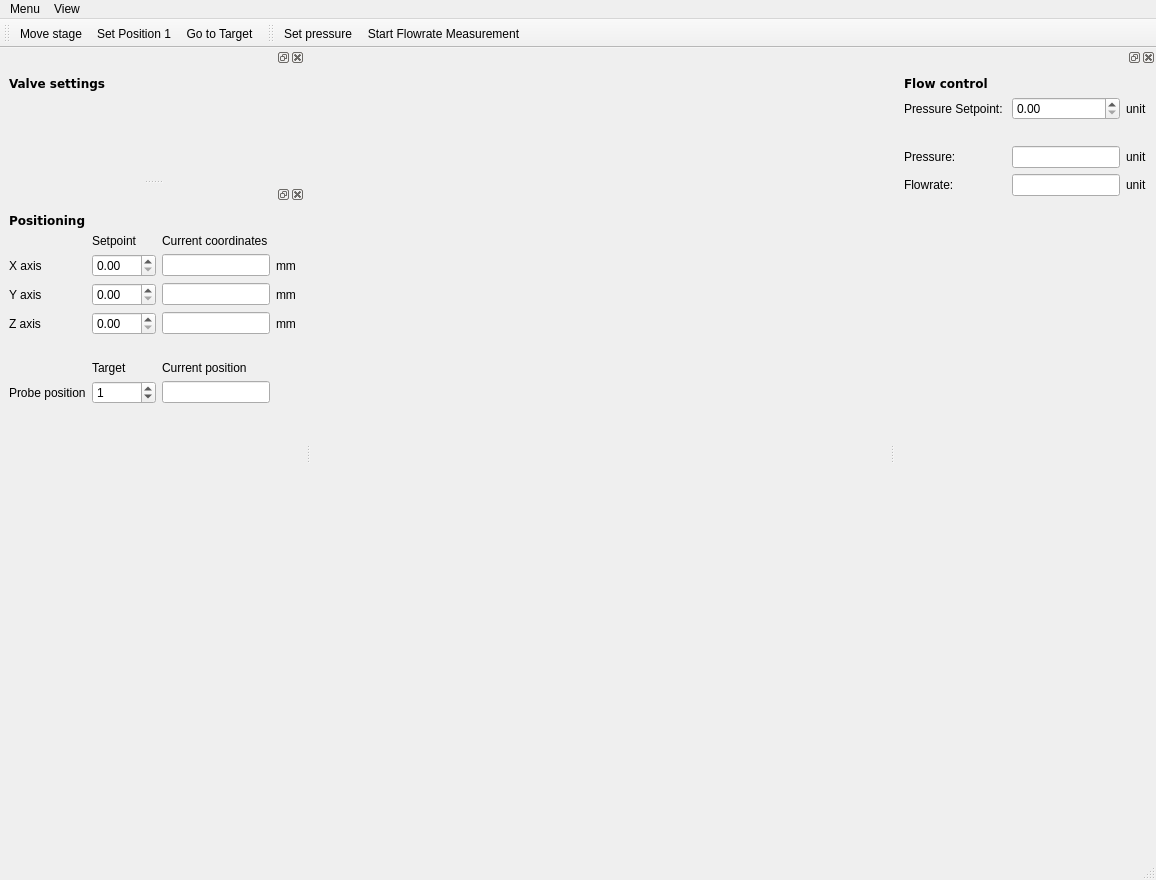
First picture: the form in gui/fluidics/ui_fluidics.ui, repository fbarho/qudi-cbs, before the edit.
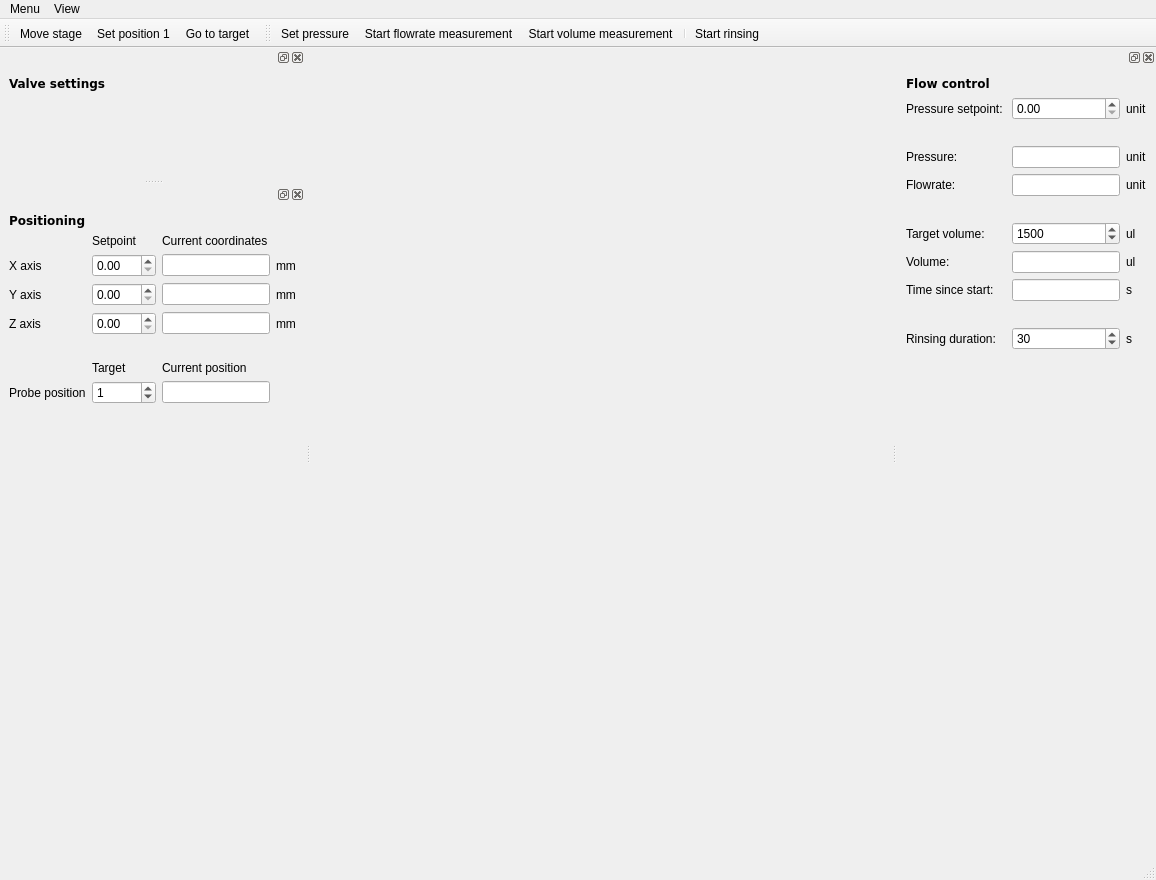
Second picture: the form after the edit.

Commit message: manual injection possible using fluidics GUI

```diff
--- a/gui/fluidics/ui_fluidics.ui
+++ b/gui/fluidics/ui_fluidics.ui
@@ -81,24 +81,37 @@
    </attribute>
    <widget class="QWidget" name="dockWidgetContents_2">
     <layout class="QGridLayout" name="gridLayout_2">
-     <item row="1" column="0" colspan="2">
-      <widget class="QLabel" name="label_12">
+     <item row="9" column="0">
+      <widget class="QLabel" name="label_4">
        <property name="text">
-        <string>Pressure Setpoint: </string>
+        <string>Time since start:</string>
        </property>
       </widget>
      </item>
-     <item row="4" column="2">
-      <widget class="QLineEdit" name="pressure_LineEdit">
+     <item row="9" column="2">
+      <widget class="QLineEdit" name="time_since_start_LineEdit">
        <property name="readOnly">
         <bool>true</bool>
        </property>
       </widget>
      </item>
-     <item row="4" column="0">
-      <widget class="QLabel" name="label_13">
+     <item row="12" column="2">
+      <spacer name="verticalSpacer_4">
+       <property name="orientation">
+        <enum>Qt::Vertical</enum>
+       </property>
+       <property name="sizeHint" stdset="0">
+        <size>
+         <width>20</width>
+         <height>40</height>
+        </size>
+       </property>
+      </spacer>
+     </item>
+     <item row="1" column="3">
+      <widget class="QLabel" name="pressure_unit_Label">
        <property name="text">
-        <string>Pressure:</string>
+        <string>unit</string>
        </property>
       </widget>
      </item>
@@ -109,40 +122,20 @@
        </property>
       </widget>
      </item>
-     <item row="1" column="2">
-      <widget class="QDoubleSpinBox" name="pressure_setpoint_DSpinBox">
-       <property name="maximum">
-        <double>50.000000000000000</double>
-       </property>
-      </widget>
-     </item>
-     <item row="1" column="3">
-      <widget class="QLabel" name="pressure_unit_Label">
+     <item row="11" column="0" colspan="2">
+      <widget class="QLabel" name="label_5">
        <property name="text">
-        <string>unit</string>
+        <string>Rinsing duration:</string>
        </property>
       </widget>
      </item>
-     <item row="4" column="3">
-      <widget class="QLabel" name="pressure_unit_Label2">
+     <item row="9" column="3">
+      <widget class="QLabel" name="time_since_start_unit_Label">
        <property name="text">
-        <string>unit</string>
+        <string>s</string>
        </property>
       </widget>
      </item>
-     <item row="6" column="2">
-      <spacer name="verticalSpacer_4">
-       <property name="orientation">
-        <enum>Qt::Vertical</enum>
-       </property>
-       <property name="sizeHint" stdset="0">
-        <size>
-         <width>20</width>
-         <height>40</height>
-        </size>
-       </property>
-      </spacer>
-     </item>
      <item row="5" column="3">
       <widget class="QLabel" name="flowrate_unit_Label">
        <property name="text">
@@ -166,13 +159,6 @@
        </property>
       </spacer>
      </item>
-     <item row="5" column="0">
-      <widget class="QLabel" name="label_14">
-       <property name="text">
-        <string>Flowrate:</string>
-       </property>
-      </widget>
-     </item>
      <item row="0" column="0">
       <widget class="QLabel" name="label_18">
        <property name="font">
@@ -187,6 +173,142 @@
        </property>
       </widget>
      </item>
+     <item row="5" column="0">
+      <widget class="QLabel" name="label_14">
+       <property name="text">
+        <string>Flowrate:</string>
+       </property>
+      </widget>
+     </item>
+     <item row="1" column="2">
+      <widget class="QDoubleSpinBox" name="pressure_setpoint_DSpinBox">
+       <property name="maximum">
+        <double>50.000000000000000</double>
+       </property>
+      </widget>
+     </item>
+     <item row="10" column="2">
+      <spacer name="verticalSpacer_6">
+       <property name="orientation">
+        <enum>Qt::Vertical</enum>
+       </property>
+       <property name="sizeType">
+        <enum>QSizePolicy::Preferred</enum>
+       </property>
+       <property name="sizeHint" stdset="0">
+        <size>
+         <width>20</width>
+         <height>20</height>
+        </size>
+       </property>
+      </spacer>
+     </item>
+     <item row="11" column="3">
+      <widget class="QLabel" name="rinsing_time_unit_Label">
+       <property name="text">
+        <string>s</string>
+       </property>
+      </widget>
+     </item>
+     <item row="8" column="3">
+      <widget class="QLabel" name="volume_unit_Label">
+       <property name="text">
+        <string>ul</string>
+       </property>
+      </widget>
+     </item>
+     <item row="4" column="3">
+      <widget class="QLabel" name="pressure_unit_Label2">
+       <property name="text">
+        <string>unit</string>
+       </property>
+      </widget>
+     </item>
+     <item row="4" column="2">
+      <widget class="QLineEdit" name="pressure_LineEdit">
+       <property name="readOnly">
+        <bool>true</bool>
+       </property>
+      </widget>
+     </item>
+     <item row="8" column="0">
+      <widget class="QLabel" name="label">
+       <property name="text">
+        <string>Volume:</string>
+       </property>
+      </widget>
+     </item>
+     <item row="1" column="0" colspan="2">
+      <widget class="QLabel" name="label_12">
+       <property name="text">
+        <string>Pressure setpoint: </string>
+       </property>
+      </widget>
+     </item>
+     <item row="6" column="2">
+      <spacer name="verticalSpacer_5">
+       <property name="orientation">
+        <enum>Qt::Vertical</enum>
+       </property>
+       <property name="sizeType">
+        <enum>QSizePolicy::Preferred</enum>
+       </property>
+       <property name="sizeHint" stdset="0">
+        <size>
+         <width>20</width>
+         <height>20</height>
+        </size>
+       </property>
+      </spacer>
+     </item>
+     <item row="8" column="2">
+      <widget class="QLineEdit" name="volume_LineEdit">
+       <property name="readOnly">
+        <bool>true</bool>
+       </property>
+      </widget>
+     </item>
+     <item row="4" column="0">
+      <widget class="QLabel" name="label_13">
+       <property name="text">
+        <string>Pressure:</string>
+       </property>
+      </widget>
+     </item>
+     <item row="11" column="2">
+      <widget class="QSpinBox" name="rinsing_time_SpinBox">
+       <property name="maximum">
+        <number>1000</number>
+       </property>
+       <property name="value">
+        <number>30</number>
+       </property>
+      </widget>
+     </item>
+     <item row="7" column="0">
+      <widget class="QLabel" name="label_19">
+       <property name="text">
+        <string>Target volume:</string>
+       </property>
+      </widget>
+     </item>
+     <item row="7" column="3">
+      <widget class="QLabel" name="target_volume_unit_Label">
+       <property name="text">
+        <string>ul</string>
+       </property>
+      </widget>
+     </item>
+     <item row="7" column="2">
+      <widget class="QSpinBox" name="target_volume_SpinBox">
+       <property name="maximum">
+        <number>10000</number>
+       </property>
+       <property name="value">
+        <number>1500</number>
+       </property>
+      </widget>
+     </item>
     </layout>
    </widget>
   </widget>
@@ -404,6 +526,9 @@
    </attribute>
    <addaction name="set_pressure_Action"/>
    <addaction name="start_flow_measurement_Action"/>
+   <addaction name="volume_measurement_Action"/>
+   <addaction name="separator"/>
+   <addaction name="rinsing_Action"/>
   </widget>
   <action name="close_MenuAction">
    <property name="text">
@@ -412,7 +537,7 @@
   </action>
   <action name="set_position1_Action">
    <property name="text">
-    <string>Set Position 1</string>
+    <string>Set position 1</string>
    </property>
   </action>
   <action name="go_to_position_Action">
@@ -420,7 +545,7 @@
     <bool>true</bool>
    </property>
    <property name="text">
-    <string>Go to Target</string>
+    <string>Go to target</string>
    </property>
   </action>
   <action name="move_stage_Action">
@@ -441,7 +566,7 @@
     <bool>true</bool>
    </property>
    <property name="text">
-    <string>Start Flowrate Measurement</string>
+    <string>Start flowrate measurement</string>
    </property>
   </action>
   <action name="valves_dockwidget_view_Action">
@@ -477,6 +602,22 @@
     <string>Positioning dockwidget</string>
    </property>
   </action>
+  <action name="volume_measurement_Action">
+   <property name="checkable">
+    <bool>true</bool>
+   </property>
+   <property name="text">
+    <string>Start volume measurement</string>
+   </property>
+  </action>
+  <action name="rinsing_Action">
+   <property name="checkable">
+    <bool>true</bool>
+   </property>
+   <property name="text">
+    <string>Start rinsing</string>
+   </property>
+  </action>
  </widget>
  <resources/>
  <connections>
```
The commit also changes 3 other files.
